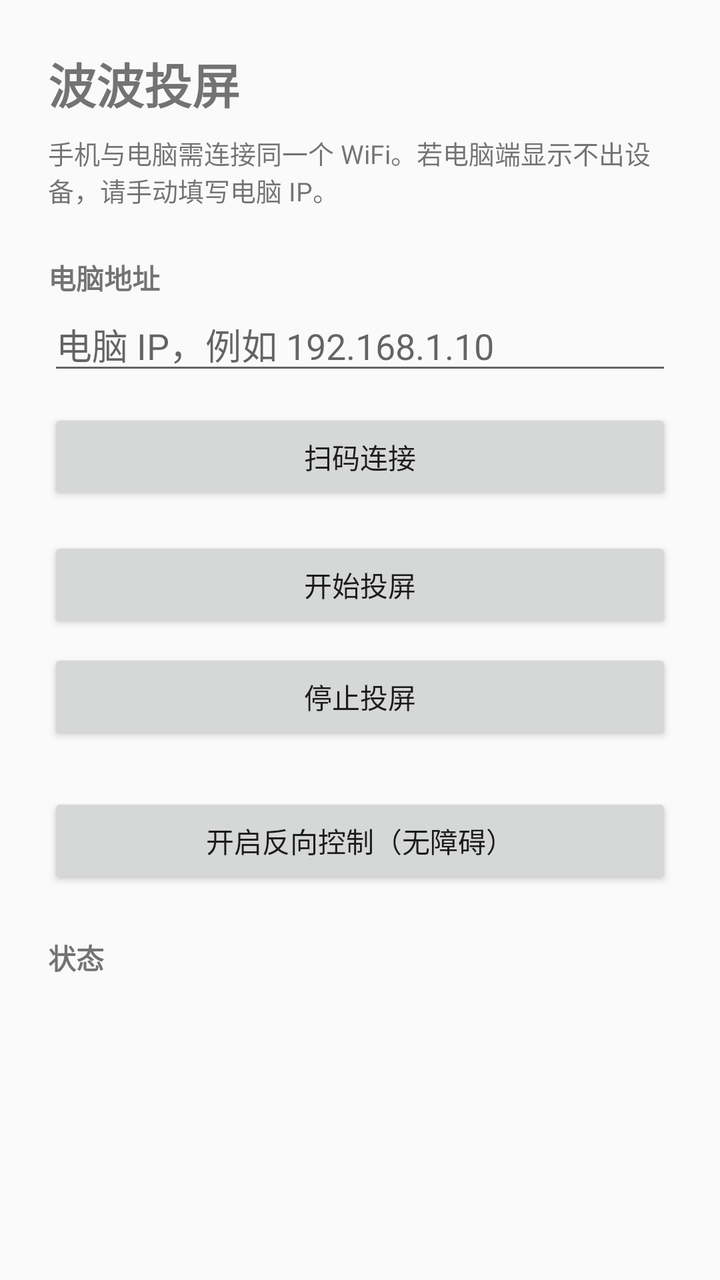
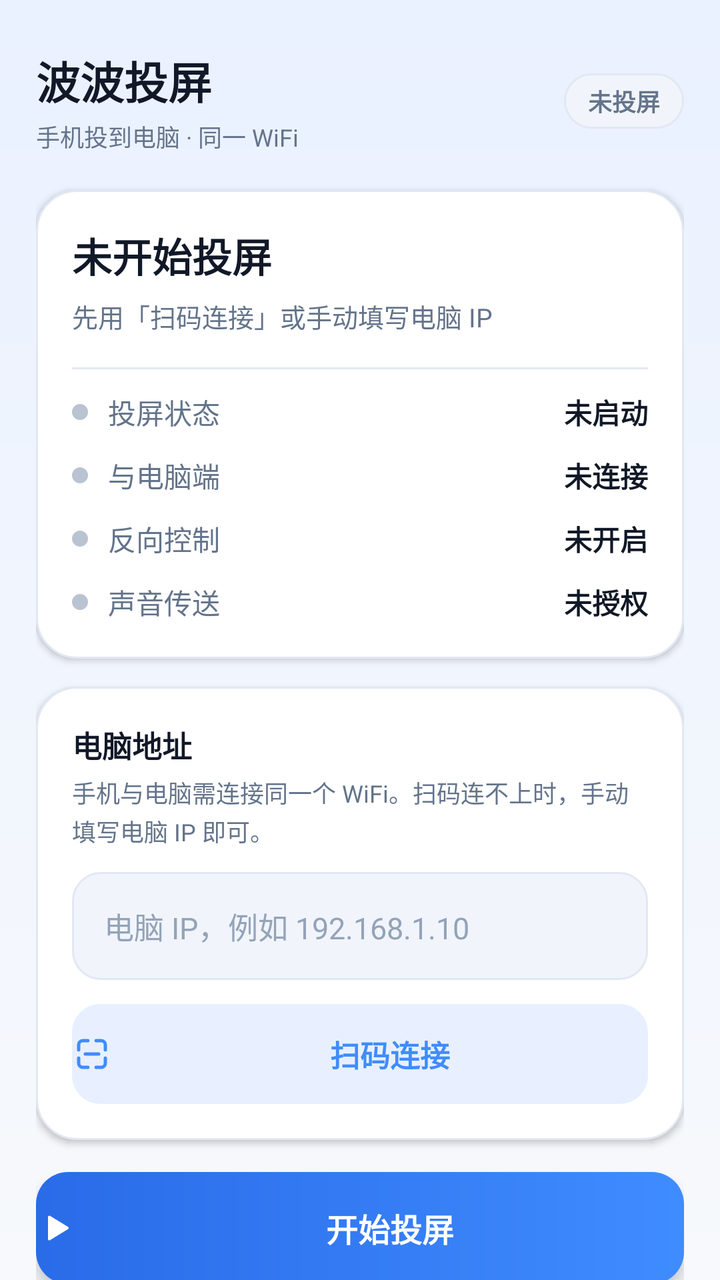

Compare the two renders of this Android layout. The source of the first and the diff that turns it into the second are given below.
<!-- AndroidManifest.xml: application theme Theme.BoboTouping -->
<!-- res/layout/activity_main.xml -->
<?xml version="1.0" encoding="utf-8"?>
<ScrollView xmlns:android="http://schemas.android.com/apk/res/android"
    android:layout_width="match_parent"
    android:layout_height="match_parent"
    android:fillViewport="true">

    <LinearLayout
        android:layout_width="match_parent"
        android:layout_height="wrap_content"
        android:orientation="vertical"
        android:padding="24dp">

        <TextView
            android:layout_width="wrap_content"
            android:layout_height="wrap_content"
            android:text="@string/app_name"
            android:textSize="24sp"
            android:textStyle="bold" />

        <TextView
            android:layout_width="match_parent"
            android:layout_height="wrap_content"
            android:layout_marginTop="8dp"
            android:text="手机与电脑需连接同一个 WiFi。若电脑端显示不出设备，请手动填写电脑 IP。"
            android:textSize="13sp" />

        <TextView
            android:layout_width="wrap_content"
            android:layout_height="wrap_content"
            android:layout_marginTop="24dp"
            android:text="@string/section_target"
            android:textStyle="bold" />

        <EditText
            android:id="@+id/input_host"
            android:layout_width="match_parent"
            android:layout_height="wrap_content"
            android:hint="@string/hint_ip"
            android:inputType="text"
            android:importantForAutofill="no"
            android:singleLine="true" />

        <Button
            android:id="@+id/btn_scan"
            android:layout_width="match_parent"
            android:layout_height="wrap_content"
            android:layout_marginTop="12dp"
            android:text="@string/btn_scan" />

        <Button
            android:id="@+id/btn_start"
            android:layout_width="match_parent"
            android:layout_height="wrap_content"
            android:layout_marginTop="16dp"
            android:text="@string/btn_start" />

        <Button
            android:id="@+id/btn_stop"
            android:layout_width="match_parent"
            android:layout_height="wrap_content"
            android:layout_marginTop="8dp"
            android:text="@string/btn_stop" />

        <Button
            android:id="@+id/btn_accessibility"
            android:layout_width="match_parent"
            android:layout_height="wrap_content"
            android:layout_marginTop="24dp"
            android:text="@string/btn_accessibility" />

        <TextView
            android:layout_width="wrap_content"
            android:layout_height="wrap_content"
            android:layout_marginTop="24dp"
            android:text="@string/section_status"
            android:textStyle="bold" />

        <TextView
            android:id="@+id/text_status"
            android:layout_width="match_parent"
            android:layout_height="wrap_content"
            android:layout_marginTop="8dp"
            android:lineSpacingExtra="4dp"
            android:textSize="14sp" />

    </LinearLayout>

</ScrollView>
<!-- resources referenced by this layout -->
<resources>
  <string name="app_name">波波投屏</string>
  <string name="btn_accessibility">开启反向控制（无障碍）</string>
  <string name="btn_scan">扫码连接</string>
  <string name="btn_start">开始投屏</string>
  <string name="btn_stop">停止投屏</string>
  <string name="hint_ip">电脑 IP，例如 192.168.1.10</string>
  <string name="section_status">状态</string>
  <string name="section_target">电脑地址</string>
  <style name="Theme.BoboTouping" parent="Theme.AppCompat.DayNight.NoActionBar" />
</resources>

<!-- the commit's change to res/layout/activity_main.xml (unified diff, before → after) -->
@@ -1,88 +1,269 @@
 <?xml version="1.0" encoding="utf-8"?>
-<ScrollView xmlns:android="http://schemas.android.com/apk/res/android"
+<androidx.core.widget.NestedScrollView xmlns:android="http://schemas.android.com/apk/res/android"
+    xmlns:app="http://schemas.android.com/apk/res-auto"
     android:layout_width="match_parent"
     android:layout_height="match_parent"
-    android:fillViewport="true">
+    android:background="@drawable/bg_screen"
+    android:fillViewport="true"
+    android:scrollbars="none">
 
     <LinearLayout
         android:layout_width="match_parent"
         android:layout_height="wrap_content"
         android:orientation="vertical"
-        android:padding="24dp">
-
-        <TextView
-            android:layout_width="wrap_content"
-            android:layout_height="wrap_content"
-            android:text="@string/app_name"
-            android:textSize="24sp"
-            android:textStyle="bold" />
-
-        <TextView
+        android:paddingStart="18dp"
+        android:paddingTop="24dp"
+        android:paddingEnd="18dp"
+        android:paddingBottom="28dp">
+
+        
+        <LinearLayout
             android:layout_width="match_parent"
             android:layout_height="wrap_content"
-            android:layout_marginTop="8dp"
-            android:text="手机与电脑需连接同一个 WiFi。若电脑端显示不出设备，请手动填写电脑 IP。"
-            android:textSize="13sp" />
-
-        <TextView
-            android:layout_width="wrap_content"
-            android:layout_height="wrap_content"
-            android:layout_marginTop="24dp"
-            android:text="@string/section_target"
-            android:textStyle="bold" />
-
-        <EditText
-            android:id="@+id/input_host"
-            android:layout_width="match_parent"
-            android:layout_height="wrap_content"
-            android:hint="@string/hint_ip"
-            android:inputType="text"
-            android:importantForAutofill="no"
-            android:singleLine="true" />
-
-        <Button
-            android:id="@+id/btn_scan"
-            android:layout_width="match_parent"
-            android:layout_height="wrap_content"
-            android:layout_marginTop="12dp"
-            android:text="@string/btn_scan" />
-
+            android:gravity="center_vertical"
+            android:orientation="horizontal">
+
+            <LinearLayout
+                android:layout_width="0dp"
+                android:layout_height="wrap_content"
+                android:layout_weight="1"
+                android:orientation="vertical">
+
+                <TextView
+                    android:layout_width="wrap_content"
+                    android:layout_height="wrap_content"
+                    android:text="@string/app_name"
+                    android:textColor="@color/text_primary"
+                    android:textSize="22sp"
+                    android:textStyle="bold" />
+
+                <TextView
+                    android:layout_width="wrap_content"
+                    android:layout_height="wrap_content"
+                    android:layout_marginTop="3dp"
+                    android:text="@string/app_slogan"
+                    android:textColor="@color/text_secondary"
+                    android:textSize="12sp" />
+            </LinearLayout>
+
+            <TextView
+                android:id="@+id/pill_status"
+                style="@style/StatusPill"
+                android:text="@string/pill_idle" />
+        </LinearLayout>
+
+        
+        <LinearLayout
+            style="@style/Card"
+            android:layout_marginTop="18dp">
+
+            <TextView
+                android:id="@+id/hero_title"
+                android:layout_width="match_parent"
+                android:layout_height="wrap_content"
+                android:text="@string/hero_idle"
+                android:textColor="@color/text_primary"
+                android:textSize="20sp"
+                android:textStyle="bold" />
+
+            <TextView
+                android:id="@+id/hero_subtitle"
+                android:layout_width="match_parent"
+                android:layout_height="wrap_content"
+                android:layout_marginTop="6dp"
+                android:lineSpacingExtra="2dp"
+                android:text="@string/hero_idle_sub"
+                android:textColor="@color/text_secondary"
+                android:textSize="13sp" />
+
+            <View
+                android:layout_width="match_parent"
+                android:layout_height="1dp"
+                android:layout_marginTop="16dp"
+                android:background="@color/stroke" />
+
+            <LinearLayout style="@style/StatusRow">
+
+                <View
+                    android:id="@+id/dot_cast"
+                    style="@style/StatusDot" />
+
+                <TextView
+                    style="@style/StatusLabel"
+                    android:text="@string/label_cast" />
+
+                <TextView
+                    android:id="@+id/value_cast"
+                    style="@style/StatusValue"
+                    android:text="@string/state_cast_off" />
+            </LinearLayout>
+
+            <LinearLayout style="@style/StatusRow">
+
+                <View
+                    android:id="@+id/dot_link"
+                    style="@style/StatusDot" />
+
+                <TextView
+                    style="@style/StatusLabel"
+                    android:text="@string/label_link" />
+
+                <TextView
+                    android:id="@+id/value_link"
+                    style="@style/StatusValue"
+                    android:text="@string/state_link_off" />
+            </LinearLayout>
+
+            <LinearLayout style="@style/StatusRow">
+
+                <View
+                    android:id="@+id/dot_control"
+                    style="@style/StatusDot" />
+
+                <TextView
+                    style="@style/StatusLabel"
+                    android:text="@string/label_control" />
+
+                <TextView
+                    android:id="@+id/value_control"
+                    style="@style/StatusValue"
+                    android:text="@string/state_control_off" />
+            </LinearLayout>
+
+            <LinearLayout style="@style/StatusRow">
+
+                <View
+                    android:id="@+id/dot_audio"
+                    style="@style/StatusDot" />
+
+                <TextView
+                    style="@style/StatusLabel"
+                    android:text="@string/label_audio" />
+
+                <TextView
+                    android:id="@+id/value_audio"
+                    style="@style/StatusValue"
+                    android:text="@string/state_audio_off" />
+            </LinearLayout>
+        </LinearLayout>
+
+        
+        <LinearLayout
+            style="@style/Card"
+            android:layout_marginTop="14dp">
+
+            <TextView
+                style="@style/SectionTitle"
+                android:text="@string/section_target" />
+
+            <TextView
+                style="@style/SectionHint"
+                android:text="@string/target_hint" />
+
+            <EditText
+                android:id="@+id/input_host"
+                android:layout_width="match_parent"
+                android:layout_height="54dp"
+                android:layout_marginTop="12dp"
+                android:background="@drawable/bg_field"
+                android:hint="@string/hint_ip"
+                android:imeOptions="actionDone"
+                android:importantForAutofill="no"
+                android:inputType="text"
+                android:maxLines="1"
+                android:paddingStart="16dp"
+                android:paddingEnd="16dp"
+                android:singleLine="true"
+                android:textColor="@color/text_primary"
+                android:textColorHint="@color/text_tertiary"
+                android:textSize="15sp"
+                app:backgroundTint="@null" />
+
+            <Button
+                android:id="@+id/btn_scan"
+                style="@style/SoftButton"
+                android:layout_marginTop="12dp"
+                android:drawableStart="@drawable/ic_scan"
+                android:text="@string/btn_scan"
+                app:backgroundTint="@null" />
+        </LinearLayout>
+
+        
         <Button
             android:id="@+id/btn_start"
-            android:layout_width="match_parent"
-            android:layout_height="wrap_content"
+            style="@style/PrimaryButton"
             android:layout_marginTop="16dp"
-            android:text="@string/btn_start" />
+            android:drawableStart="@drawable/ic_play"
+            android:text="@string/btn_start"
+            app:backgroundTint="@null" />
 
         <Button
             android:id="@+id/btn_stop"
-            android:layout_width="match_parent"
-            android:layout_height="wrap_content"
-            android:layout_marginTop="8dp"
-            android:text="@string/btn_stop" />
-
-        <Button
-            android:id="@+id/btn_accessibility"
-            android:layout_width="match_parent"
-            android:layout_height="wrap_content"
-            android:layout_marginTop="24dp"
-            android:text="@string/btn_accessibility" />
-
-        <TextView
-            android:layout_width="wrap_content"
-            android:layout_height="wrap_content"
-            android:layout_marginTop="24dp"
-            android:text="@string/section_status"
-            android:textStyle="bold" />
-
-        <TextView
-            android:id="@+id/text_status"
-            android:layout_width="match_parent"
-            android:layout_height="wrap_content"
-            android:layout_marginTop="8dp"
-            android:lineSpacingExtra="4dp"
-            android:textSize="14sp" />
+            style="@style/SecondaryButton"
+            android:layout_marginTop="10dp"
+            android:drawableStart="@drawable/ic_stop"
+            android:text="@string/btn_stop"
+            app:backgroundTint="@null" />
+
+        
+        <LinearLayout
+            android:id="@+id/row_accessibility"
+            style="@style/CardRow"
+            android:layout_marginTop="14dp">
+
+            <FrameLayout style="@style/IconChip">
+
+                <ImageView
+                    android:layout_width="20dp"
+                    android:layout_height="20dp"
+                    android:layout_gravity="center"
+                    android:contentDescription="@string/control_title"
+                    android:src="@drawable/ic_control"
+                    android:tint="@color/brand" />
+            </FrameLayout>
+
+            <LinearLayout
+                android:layout_width="0dp"
+                android:layout_height="wrap_content"
+                android:layout_weight="1"
+                android:orientation="vertical">
+
+                <TextView
+                    style="@style/RowTitle"
+                    android:text="@string/control_title" />
+
+                <TextView
+                    android:id="@+id/text_control_hint"
+                    style="@style/RowHint"
+                    android:text="@string/control_off_hint" />
+            </LinearLayout>
+
+            <ImageView
+                android:layout_width="18dp"
+                android:layout_height="18dp"
+                android:layout_marginStart="10dp"
+                android:contentDescription="@null"
+                android:src="@drawable/ic_chevron"
+                android:tint="@color/text_tertiary" />
+        </LinearLayout>
+
+        
+        <LinearLayout
+            android:id="@+id/card_detail"
+            style="@style/Card"
+            android:layout_marginTop="12dp"
+            android:padding="16dp"
+            android:visibility="gone">
+
+            <TextView
+                android:id="@+id/text_detail"
+                android:layout_width="match_parent"
+                android:layout_height="wrap_content"
+                android:lineSpacingExtra="3dp"
+                android:textColor="@color/text_tertiary"
+                android:textSize="12sp" />
+        </LinearLayout>
 
     </LinearLayout>
 
-</ScrollView>
+</androidx.core.widget.NestedScrollView>
<!-- resource entries referenced after the edit -->
@@ -1,13 +1,87 @@
 <!-- resources referenced by this layout -->
 <resources>
+  <color name="brand">#3F8CFF</color>
+  <color name="stroke">#E2E8F2</color>
+  <color name="text_primary">#111827</color>
+  <color name="text_secondary">#64748B</color>
+  <color name="text_tertiary">#94A3B8</color>
   <string name="app_name">波波投屏</string>
-  <string name="btn_accessibility">开启反向控制（无障碍）</string>
+  <string name="app_slogan">手机投到电脑 · 同一 WiFi</string>
   <string name="btn_scan">扫码连接</string>
   <string name="btn_start">开始投屏</string>
   <string name="btn_stop">停止投屏</string>
+  <string name="control_off_hint">未开启，点这里到系统设置里打开</string>
+  <string name="control_title">反向控制</string>
+  <string name="hero_idle">未开始投屏</string>
+  <string name="hero_idle_sub">先用「扫码连接」或手动填写电脑 IP</string>
   <string name="hint_ip">电脑 IP，例如 192.168.1.10</string>
-  <string name="section_status">状态</string>
+  <string name="label_audio">声音传送</string>
+  <string name="label_cast">投屏状态</string>
+  <string name="label_control">反向控制</string>
+  <string name="label_link">与电脑端</string>
+  <string name="pill_idle">未投屏</string>
   <string name="section_target">电脑地址</string>
+  <string name="state_audio_off">未授权</string>
+  <string name="state_cast_off">未启动</string>
+  <string name="state_control_off">未开启</string>
+  <string name="state_link_off">未连接</string>
+  <string name="target_hint">手机与电脑需连接同一个 WiFi。扫码连不上时，手动填写电脑 IP 即可。</string>
+  <style name="IconChip">
+          <item name="android:layout_width">38dp</item>
+          <item name="android:layout_height">38dp</item>
+          <item name="android:layout_marginEnd">14dp</item>
+          <item name="android:background">@drawable/bg_icon_chip</item>
+      </style>
+  <style name="RowTitle">
+          <item name="android:layout_width">wrap_content</item>
+          <item name="android:layout_height">wrap_content</item>
+          <item name="android:textColor">@color/text_primary</item>
+          <item name="android:textSize">15sp</item>
+          <item name="android:textStyle">bold</item>
+      </style>
+  <style name="StatusDot">
+          <item name="android:layout_width">8dp</item>
+          <item name="android:layout_height">8dp</item>
+          <item name="android:layout_marginEnd">10dp</item>
+          <item name="android:background">@drawable/dot</item>
+          <item name="android:backgroundTint">@color/state_off</item>
+      </style>
+  <style name="StatusLabel">
+          <item name="android:layout_width">0dp</item>
+          <item name="android:layout_height">wrap_content</item>
+          <item name="android:layout_weight">1</item>
+          <item name="android:textColor">@color/text_secondary</item>
+          <item name="android:textSize">14sp</item>
+      </style>
+  <style name="StatusValue">
+          <item name="android:layout_width">wrap_content</item>
+          <item name="android:layout_height">wrap_content</item>
+          <item name="android:textColor">@color/text_primary</item>
+          <item name="android:textSize">14sp</item>
+          <item name="android:textStyle">bold</item>
+      </style>
   <style name="Theme.BoboTouping" parent="Theme.AppCompat.DayNight.NoActionBar" />
+  <color name="surface_alt">#F1F5FB</color>
+  <color name="bg_bottom">#F7F9FC</color>
+  <color name="bg_top">#EAF1FF</color>
+  <!-- drawable bg_icon_chip (drawable) -->
+  <?xml version="1.0" encoding="utf-8"?>
+  <shape xmlns:android="http://schemas.android.com/apk/res/android"
+      android:shape="rectangle">
+      <corners android:radius="12dp" />
+      <solid android:color="@color/brand_soft" />
+  </shape>
+  <color name="on_brand">#FFFFFF</color>
+  <!-- drawable dot (drawable) -->
+  <?xml version="1.0" encoding="utf-8"?>
+  <shape xmlns:android="http://schemas.android.com/apk/res/android"
+      android:shape="oval">
+      <solid android:color="@color/state_off" />
+  </shape>
+  <color name="state_off">#BAC3D1</color>
+  <color name="surface">#FFFFFF</color>
+  <color name="ripple">#1A0F172A</color>
+  <color name="brand_soft">#E8F0FF</color>
+  <color name="brand_deep">#2A6BE8</color>
 </resources>
 
